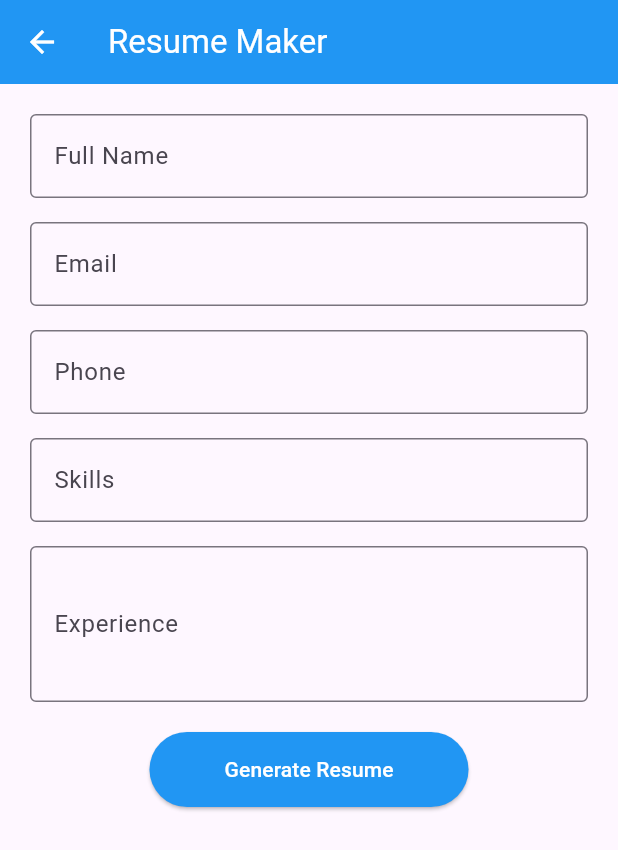
After one commit to Meghpatel2810/flutter_apps, a Flutter app: the screen it shows after launch, after a tap on "Resume Maker", on a phone screen of 412 x 824 dp. The commit adds this screen. Shown: the top 850 px of the screen. Run offline on Flutter 3.47's test engine with Material 3 defaults, Android fonts, the phone set to English and light mode, and no system bars; our stand-ins replace flutter_tts.

Commit message:
Practical 5 resume maker done

```diff
--- a/lib/main.dart
+++ b/lib/main.dart
@@ -7,6 +7,8 @@ import 'package:flutter_apps/math_learning_app/math_learning_screen.dart';
 import 'package:flutter_apps/image_spelling_match_app/image_spelling_match_screen.dart';
 // Import path for the EMI Calculator App
 import 'package:flutter_apps/emi_calculator_app/emi_calculator_screen.dart';
+// Import path for the Resume Maker App
+import 'package:flutter_apps/resume_maker_app/resume_maker_screen.dart';
 
 void main() {
   runApp(const MainApp());
@@ -92,6 +94,16 @@ class HubScreen extends StatelessWidget {
                 Navigator.push(context, MaterialPageRoute(builder: (_) => const EMICalculatorScreen()));
             },
           ),
+          // Resume Maker App
+          _buildAppCard(
+            context,
+            title: 'Resume Maker',
+            icon: Icons.description,
+            color: Colors.blue,
+            onTap: () {
+                Navigator.push(context, MaterialPageRoute(builder: (_) => const ResumeMakerScreen()));
+            },
+          ),
           ],
         ),
       ),
--- /dev/null
+++ b/lib/resume_maker_app/resume_maker_screen.dart
@@ -0,0 +1,137 @@
+// lib/resume_maker_app/resume_maker_screen.dart
+import 'package:flutter/material.dart';
+
+class ResumeMakerScreen extends StatefulWidget {
+  const ResumeMakerScreen({super.key});
+
+  @override
+  State<ResumeMakerScreen> createState() => _ResumeMakerScreenState();
+}
+
+class _ResumeMakerScreenState extends State<ResumeMakerScreen> {
+  final _nameController = TextEditingController();
+  final _emailController = TextEditingController();
+  final _phoneController = TextEditingController();
+  final _skillsController = TextEditingController();
+  final _experienceController = TextEditingController();
+  bool _showResume = false;
+
+  void _generateResume() {
+    if (_nameController.text.isNotEmpty) {
+      setState(() {
+        _showResume = true;
+      });
+    }
+  }
+
+  @override
+  Widget build(BuildContext context) {
+    return Scaffold(
+      appBar: AppBar(
+        title: const Text('Resume Maker'),
+        backgroundColor: Colors.blue,
+        foregroundColor: Colors.white,
+      ),
+      body: _showResume ? _buildResume() : _buildForm(),
+      floatingActionButton: _showResume
+          ? FloatingActionButton(
+              onPressed: () => setState(() => _showResume = false),
+              backgroundColor: Colors.blue,
+              child: const Icon(Icons.edit, color: Colors.white),
+            )
+          : null,
+    );
+  }
+
+  Widget _buildForm() {
+    return Padding(
+      padding: const EdgeInsets.all(20),
+      child: Column(
+        children: [
+          TextField(
+            controller: _nameController,
+            decoration: const InputDecoration(
+              labelText: 'Full Name',
+              border: OutlineInputBorder(),
+            ),
+          ),
+          const SizedBox(height: 16),
+          TextField(
+            controller: _emailController,
+            decoration: const InputDecoration(
+              labelText: 'Email',
+              border: OutlineInputBorder(),
+            ),
+          ),
+          const SizedBox(height: 16),
+          TextField(
+            controller: _phoneController,
+            decoration: const InputDecoration(
+              labelText: 'Phone',
+              border: OutlineInputBorder(),
+            ),
+          ),
+          const SizedBox(height: 16),
+          TextField(
+            controller: _skillsController,
+            decoration: const InputDecoration(
+              labelText: 'Skills',
+              border: OutlineInputBorder(),
+            ),
+          ),
+          const SizedBox(height: 16),
+          TextField(
+            controller: _experienceController,
+            maxLines: 3,
+            decoration: const InputDecoration(
+              labelText: 'Experience',
+              border: OutlineInputBorder(),
+            ),
+          ),
+          const SizedBox(height: 20),
+          ElevatedButton(
+            onPressed: _generateResume,
+            style: ElevatedButton.styleFrom(
+              backgroundColor: Colors.blue,
+              foregroundColor: Colors.white,
+              padding: const EdgeInsets.symmetric(horizontal: 50, vertical: 15),
+            ),
+            child: const Text('Generate Resume'),
+          ),
+        ],
+      ),
+    );
+  }
+
+  Widget _buildResume() {
+    return SingleChildScrollView(
+      padding: const EdgeInsets.all(20),
+      child: Card(
+        elevation: 4,
+        child: Padding(
+          padding: const EdgeInsets.all(24),
+          child: Column(
+            crossAxisAlignment: CrossAxisAlignment.start,
+            children: [
+              Text(
+                _nameController.text,
+                style: const TextStyle(fontSize: 24, fontWeight: FontWeight.bold),
+              ),
+              const SizedBox(height: 8),
+              Text(_emailController.text, style: const TextStyle(fontSize: 16)),
+              Text(_phoneController.text, style: const TextStyle(fontSize: 16)),
+              const Divider(height: 30),
+              const Text('SKILLS', style: TextStyle(fontSize: 18, fontWeight: FontWeight.bold)),
+              const SizedBox(height: 8),
+              Text(_skillsController.text, style: const TextStyle(fontSize: 16)),
+              const SizedBox(height: 20),
+              const Text('EXPERIENCE', style: TextStyle(fontSize: 18, fontWeight: FontWeight.bold)),
+              const SizedBox(height: 8),
+              Text(_experienceController.text, style: const TextStyle(fontSize: 16)),
+            ],
+          ),
+        ),
+      ),
+    );
+  }
+}
```
